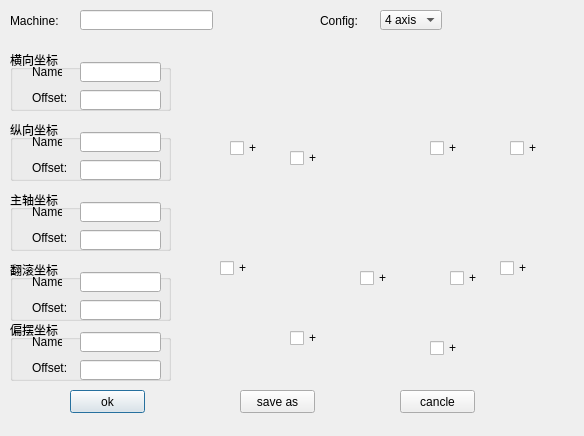
First picture: the form in axisconfigdialog.ui, repository jihaoqin/CAM_Qt, before the edit.
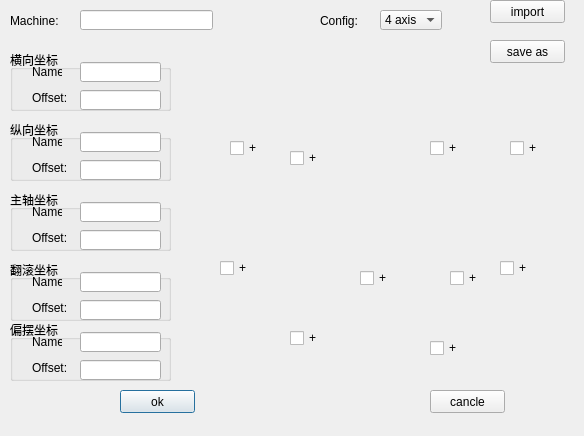
Second picture: the form after the edit. Icons and pictures are not drawn.

What changed in the file:
```diff
--- a/axisconfigdialog.ui
+++ b/axisconfigdialog.ui
@@ -547,7 +547,7 @@
   <widget class="QPushButton" name="okButton">
    <property name="geometry">
     <rect>
-     <x>70</x>
+     <x>120</x>
      <y>390</y>
      <width>75</width>
      <height>23</height>
@@ -560,8 +560,8 @@
   <widget class="QPushButton" name="saveAsButton">
    <property name="geometry">
     <rect>
-     <x>240</x>
-     <y>390</y>
+     <x>490</x>
+     <y>40</y>
      <width>75</width>
      <height>23</height>
     </rect>
@@ -573,7 +573,7 @@
   <widget class="QPushButton" name="cancleButton">
    <property name="geometry">
     <rect>
-     <x>400</x>
+     <x>430</x>
      <y>390</y>
      <width>75</width>
      <height>23</height>
@@ -645,6 +645,19 @@
     <string>Config:</string>
    </property>
   </widget>
+  <widget class="QPushButton" name="importButton">
+   <property name="geometry">
+    <rect>
+     <x>490</x>
+     <y>0</y>
+     <width>75</width>
+     <height>23</height>
+    </rect>
+   </property>
+   <property name="text">
+    <string>import</string>
+   </property>
+  </widget>
  </widget>
  <resources>
   <include location="res.qrc"/>
```
